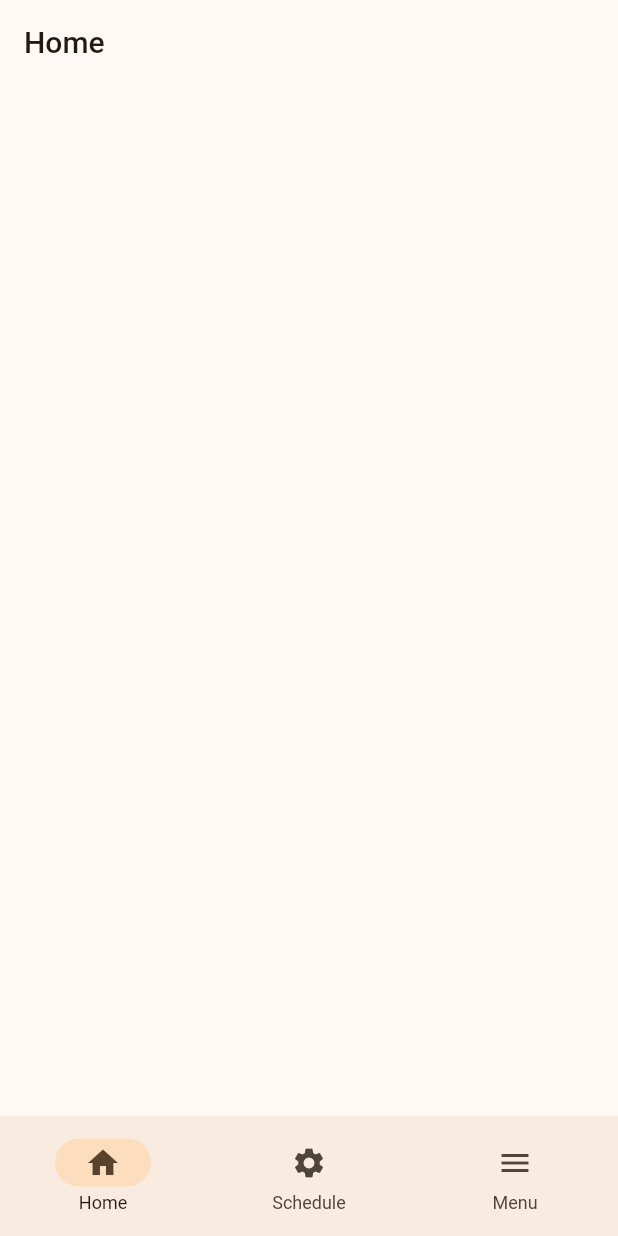
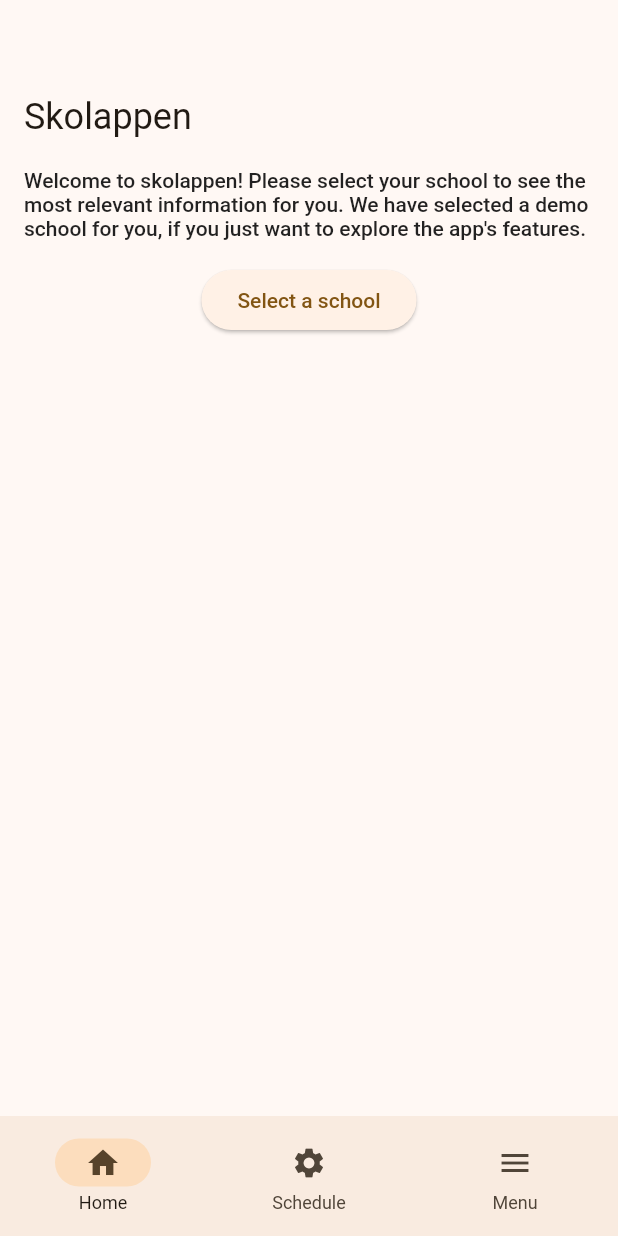
Before and after one commit to solidredcompany/skolappen, a Flutter app: the screen it shows after launch, on a phone screen of 412 x 824 dp. Run offline on Flutter 3.47's test engine with Material 2 defaults, Android fonts, the phone set to English and light mode, and no system bars; drawn by our look-alikes of dynamic_color; our stand-ins replace easy_localization, firebase_core, flutter_riverpod, freezed_annotation, go_router, riverpod_annotation; accounts and stored records are empty; generated files the repository leaves out were written again.

Commit message:
Create select school feature

```diff
--- a/assets/translations/en.json
+++ b/assets/translations/en.json
@@ -3,5 +3,12 @@
     "scheduleTitle": "Schedule",
     "menuTitle": "Menu",
     "licensesTitle": "Licenses",
-    "licensesDescription": "Show licenses for third-party libraries used in this app"
+    "licensesDescription": "Show licenses for third-party libraries used in this app",
+    "selectedSchoolLoadingError": "The selected school could not be loaded",
+    "welcomeMessage": "Welcome to skolappen!",
+    "selectSchoolMessage": "Welcome to skolappen! Please select your school to see the most relevant information for you. We have selected a demo school for you, if you just want to explore the app's features.",
+    "selectSchoolButton": "Select a school",
+    "selectSchoolTitle": "Select School",
+    "changeSchoolTitle": "Change School",
+    "changeSchoolDescription": "Change to another school"
 }
--- a/lib/core/localizations.dart
+++ b/lib/core/localizations.dart
@@ -14,4 +14,11 @@ class Strings {
   static String get menuTitle => 'menuTitle'.tr();
   static String get licensesTitle => 'licensesTitle'.tr();
   static String get licensesDescription => 'licensesDescription'.tr();
-  }
+  static String get selectedSchoolLoadingError => 'selectedSchoolLoadingError'.tr();
+  static String get welcomeMessage => 'welcomeMessage'.tr();
+  static String get selectSchoolMessage => 'selectSchoolMessage'.tr();
+  static String get selectSchoolButton => 'selectSchoolButton'.tr();
+  static String get selectSchoolTitle => 'selectSchoolTitle'.tr();
+  static String get changeSchoolTitle => 'changeSchoolTitle'.tr();
+  static String get changeSchoolDescription => 'changeSchoolDescription'.tr();
+}
--- a/lib/core/router.dart
+++ b/lib/core/router.dart
@@ -3,15 +3,30 @@ import 'package:flutter/foundation.dart';
 import 'package:flutter/material.dart';
 import 'package:go_router/go_router.dart';
 import 'package:riverpod_annotation/riverpod_annotation.dart';
+import 'package:skolappen/features/school_selection/ui/pages/select_school_page.dart';
 import 'package:skolappen/features/shell/ui/pages/home_page.dart';
 import 'package:skolappen/features/shell/ui/pages/menu_page.dart';
 import 'package:skolappen/features/shell/ui/pages/shell_page.dart';
 import 'package:skolappen/features/schedule/ui/pages/schedule_page.dart';
 
+/// Provider for the app router.
+///
+/// It's primary purpose is to provide the [GoRouter] instance [routerConfig],
+/// but it can also be used to navigate without context.
+///
+/// The latter should be used with care though, as it means that there will be
+/// no context that keeps track of where in the app we are.
 final routerProvider = Provider<GoRouter>((ref) {
   return GoRouter(
     initialLocation: '/home',
     routes: [
+      GoRoute(
+        path: '/select-school',
+        pageBuilder: (context, state) => _adaptiveRoute(
+          key: state.pageKey,
+          child: const SelectSchoolPage(),
+        ),
+      ),
       StatefulShellRoute.indexedStack(
         builder: (context, state, navigationShell) => ShellPage(
           navigationShell: navigationShell,
--- /dev/null
+++ b/lib/features/school_selection/controllers/selected_school_controller.dart
@@ -0,0 +1,26 @@
+import 'package:riverpod_annotation/riverpod_annotation.dart';
+import 'package:skolappen/features/school_selection/models/school.dart';
+
+part 'selected_school_controller.g.dart';
+
+/// The controller that holds the currently selected school.
+///
+/// To change the selected school, use the [select] method.
+@riverpod
+class SelectedSchoolController extends _$SelectedSchoolController {
+  @override
+  Future<School?> build() async {
+    ref.keepAlive();
+
+    // TODO: Retrieve the selected school from storage.
+
+    return null;
+  }
+
+  /// Select a new school.
+  void select(School school) {
+    // TODO: Store the selected school.
+
+    state = AsyncData(school);
+  }
+}
--- /dev/null
+++ b/lib/features/school_selection/models/school.dart
@@ -0,0 +1,20 @@
+import 'package:freezed_annotation/freezed_annotation.dart';
+
+part 'school.freezed.dart';
+
+/// The representation of a school that the app supports.
+///
+/// The class contains the name of the school, as well as parameters that are
+/// required to retrieve information from various sources.
+@freezed
+class School with _$School {
+  factory School({
+    /// The name of the school.
+    ///
+    /// This will be visible to the user.
+    required String name,
+
+    /// The identifier for the school when retrieving rss feeds from Skolmaten.
+    required String skolmatenId,
+  }) = _School;
+}
--- /dev/null
+++ b/lib/features/school_selection/services/school_selection_service.dart
@@ -0,0 +1,17 @@
+import 'package:riverpod_annotation/riverpod_annotation.dart';
+import 'package:skolappen/features/school_selection/models/school.dart';
+
+part 'supported_schools.dart';
+part 'school_selection_service.g.dart';
+
+@riverpod
+SchoolSelectionService schoolSelectionService(SchoolSelectionServiceRef ref) {
+  return SchoolSelectionService();
+}
+
+class SchoolSelectionService {
+  /// A list of all supported schools, in alphabetical order.
+  List<School> getSupportedSchools() {
+    return _supportedSchools;
+  }
+}
--- /dev/null
+++ b/lib/features/school_selection/services/supported_schools.dart
@@ -0,0 +1,13 @@
+part of 'school_selection_service.dart';
+
+/// A list of all supported schools, in alphabetical order.
+final _supportedSchools = [
+  School(
+    name: 'Stenbocks Centralskola',
+    skolmatenId: 'stenbocks-centralskola',
+  ),
+  School(
+    name: 'Tingsholmsgymnasiet',
+    skolmatenId: 'tingsholmsgymnasiet',
+  ),
+];
--- a/lib/features/shell/ui/pages/home_page.dart
+++ b/lib/features/shell/ui/pages/home_page.dart
@@ -1,6 +1,7 @@
 import 'package:flutter/material.dart';
 import 'package:flutter_riverpod/flutter_riverpod.dart';
-import 'package:skolappen/core/localizations.dart';
+import 'package:skolappen/features/school_selection/controllers/selected_school_controller.dart';
+import 'package:skolappen/features/shell/ui/widgets/welcome_message.dart';
 
 /// The home page of the app that displays a summary of useful information.
 ///
@@ -11,8 +12,20 @@ class HomePage extends ConsumerWidget {
   @override
   Widget build(BuildContext context, WidgetRef ref) {
     return Scaffold(
-      appBar: AppBar(
-        title: Text(Strings.homeTitle),
+      body: CustomScrollView(
+        slivers: [
+          SliverAppBar.medium(
+            title: Text(ref.read(selectedSchoolControllerProvider).valueOrNull?.name ?? 'Skolappen'),
+          ),
+          SliverPadding(
+            padding: const EdgeInsets.symmetric(horizontal: 16),
+            sliver: SliverList.list(
+              children: const [
+                WelcomeMessage(),
+              ],
+            ),
+          ),
+        ],
       ),
     );
   }
--- /dev/null
+++ b/lib/features/shell/ui/widgets/welcome_message.dart
@@ -0,0 +1,59 @@
+import 'package:flutter/material.dart';
+import 'package:flutter_riverpod/flutter_riverpod.dart';
+import 'package:go_router/go_router.dart';
+import 'package:skolappen/core/localizations.dart';
+import 'package:skolappen/core/ui/widgets/provider_error.dart';
+import 'package:skolappen/core/ui/widgets/shimmer_loading.dart';
+import 'package:skolappen/features/school_selection/controllers/selected_school_controller.dart';
+
+/// Displays a welcome message to the user.
+///
+/// Depending on if a school has been selected or not, the message will either
+/// be a generic welcome message, or a message that tells the user to select a
+/// school plus a button to do so.
+class WelcomeMessage extends ConsumerWidget {
+  const WelcomeMessage({super.key});
+
+  @override
+  Widget build(BuildContext context, WidgetRef ref) {
+    final theme = Theme.of(context);
+    final textTheme = theme.textTheme;
+
+    return ref.watch(selectedSchoolControllerProvider).when(
+          error: (error, stackTrace) => ProviderError(
+            error: error,
+            stackTrace: stackTrace,
+            errorText: Strings.selectedSchoolLoadingError,
+          ),
+          loading: () => const ShimmerLoading(
+            child: LoadingPlaceholder(
+              height: 200,
+            ),
+          ),
+          data: (data) {
+            if (data != null) {
+              return Text(
+                Strings.welcomeMessage,
+                style: textTheme.titleMedium,
+              );
+            }
+
+            return Column(
+              children: [
+                Text(
+                  Strings.selectSchoolMessage,
+                  style: textTheme.bodyLarge,
+                ),
+                const SizedBox(
+                  height: 16,
+                ),
+                ElevatedButton(
+                  onPressed: () => context.go('/select-school'),
+                  child: Text(Strings.selectSchoolButton),
+                ),
+              ],
+            );
+          },
+        );
+  }
+}
--- a/pubspec.yaml
+++ b/pubspec.yaml
@@ -42,6 +42,7 @@ dependencies:
   firebase_core: ^2.14.0
   dynamic_color: ^1.6.5
   easy_localization: ^3.0.2
+  freezed_annotation: ^2.2.0
 
 dev_dependencies:
   flutter_test:
@@ -57,6 +58,7 @@ dev_dependencies:
   riverpod_lint: ^1.3.2
   build_runner: ^2.4.5
   riverpod_generator: ^2.2.3
+  freezed: ^2.3.5
 
 # For information on the generic Dart part of this file, see the
 # following page: https://dart.dev/tools/pub/pubspec
```
Also changed, not shown: lib/core/ui/widgets/provider_error.dart (added, +25 -0 lines), lib/core/ui/widgets/shimmer_loading.dart (added, +210 -0 lines), lib/features/school_selection/ui/pages/select_school_page.dart (added, +37 -0 lines), lib/features/shell/ui/pages/menu_page.dart (+7 -2 lines), lib/features/school_selection/controllers/selected_school_controller.g.dart (added), lib/features/school_selection/models/school.freezed.dart (added), lib/features/school_selection/services/school_selection_service.g.dart (added), pubspec.lock.
